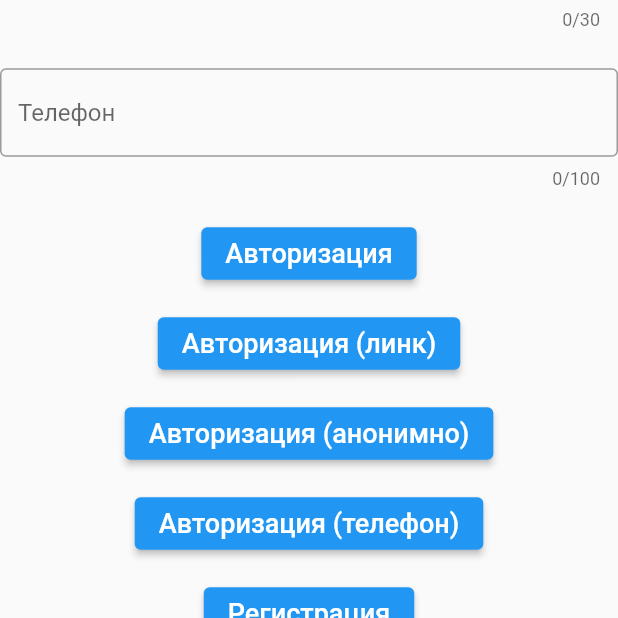
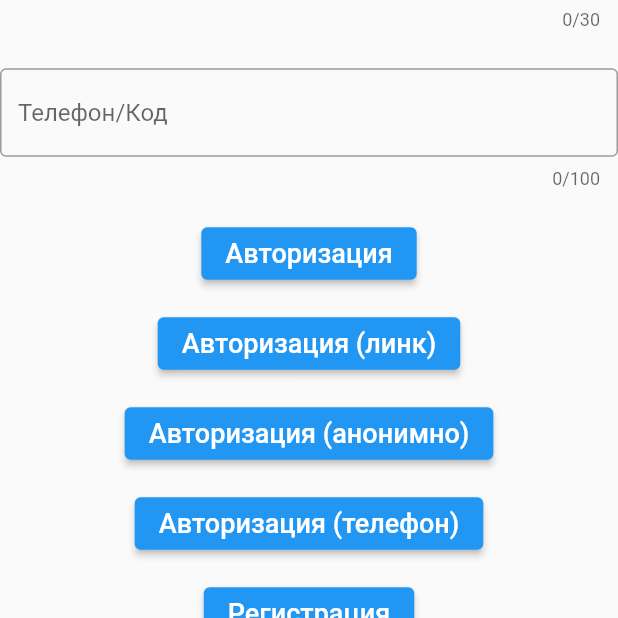
Before and after one commit to TheSmef/FlutterWithFirebase, a Flutter app: the screen it shows after launch, after a tap on "Авторизация (телефон)", on a phone screen of 412 x 824 dp, the part 423-1041 px from its top. Run offline on Flutter 3.47's test engine with Material 2 defaults, Android fonts, the phone set to English and light mode, and no system bars; our stand-ins replace firebase_auth, firebase_core; accounts and stored records are empty; network calls fail.

Commit message:
22.02.2022

```diff
--- a/firebase/lib/main.dart
+++ b/firebase/lib/main.dart
@@ -13,6 +13,9 @@ void main() async {
   );
   runApp(const MyApp());
 }
+
+ConfirmationResult? confirmationResult;
+bool codesend = false;
 
 class MyApp extends StatelessWidget {
   const MyApp({super.key});
@@ -72,7 +75,7 @@ class _HomePageState extends State<HomePage> {
               maxLength: 100,
               controller: _phoneController,
               decoration: const InputDecoration(
-                hintText: 'Телефон',
+                hintText: 'Телефон/Код',
                 border: OutlineInputBorder(),
               ),
             ),
@@ -120,7 +123,11 @@ class _HomePageState extends State<HomePage> {
               height: 35,
               child: ElevatedButton(
                 onPressed: () {
-                  signInPhone(_phoneController.text);
+                  if (codesend) {
+                    signInCode(_phoneController.text);
+                  } else {
+                    signInPhone(_phoneController.text);
+                  }
                 },
                 child: const Text(
                   'Авторизация (телефон)',
@@ -157,15 +164,24 @@ class _HomePageState extends State<HomePage> {
             MaterialPageRoute(builder: (context) => const ResultPage())));
   }
 
+  void signInCode(String code) async {
+    UserCredential userCredential = await confirmationResult!.confirm(code);
+    if (userCredential.user != null) {
+      // ignore: use_build_context_synchronously
+      Navigator.push(
+          context, MaterialPageRoute(builder: (context) => const ResultPage()));
+    }
+  }
+
   Future<void> signInWithEmailLink(String email) async {
     var acs = ActionCodeSettings(
       url: 'https://www.example.com/finishSignUp?cartId=1234',
       handleCodeInApp: true,
     );
     await FirebaseAuth.instance
-        .sendSignInLinkToEmail(email: email, actionCodeSettings: acs).whenComplete(() =>
-        Navigator.push(context,
-        MaterialPageRoute(builder: (context) => const ResultPage())));
+        .sendSignInLinkToEmail(email: email, actionCodeSettings: acs)
+        .whenComplete(() => Navigator.push(context,
+            MaterialPageRoute(builder: (context) => const ResultPage())));
   }
 
   void signInAnon() {
@@ -173,9 +189,10 @@ class _HomePageState extends State<HomePage> {
         context, MaterialPageRoute(builder: (context) => const ResultPage())));
   }
 
-  void signInPhone(String phone) {
-    FirebaseAuth.instance.signInWithPhoneNumber(phone).then((value) => Navigator.push(context,
-            MaterialPageRoute(builder: (context) => const ResultPage())));
+  void signInPhone(String phone) async {
+    confirmationResult =
+        await FirebaseAuth.instance.signInWithPhoneNumber(phone);
+    codesend = true;
   }
 }
 
```
Also changed, not shown: 1 other file.
